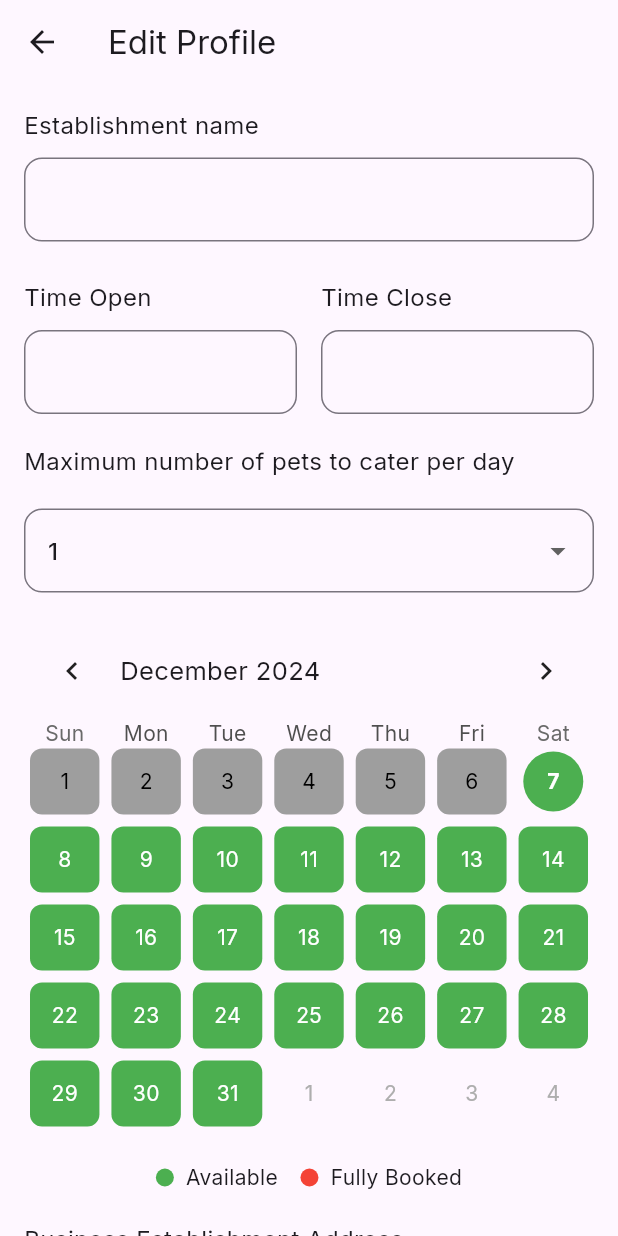
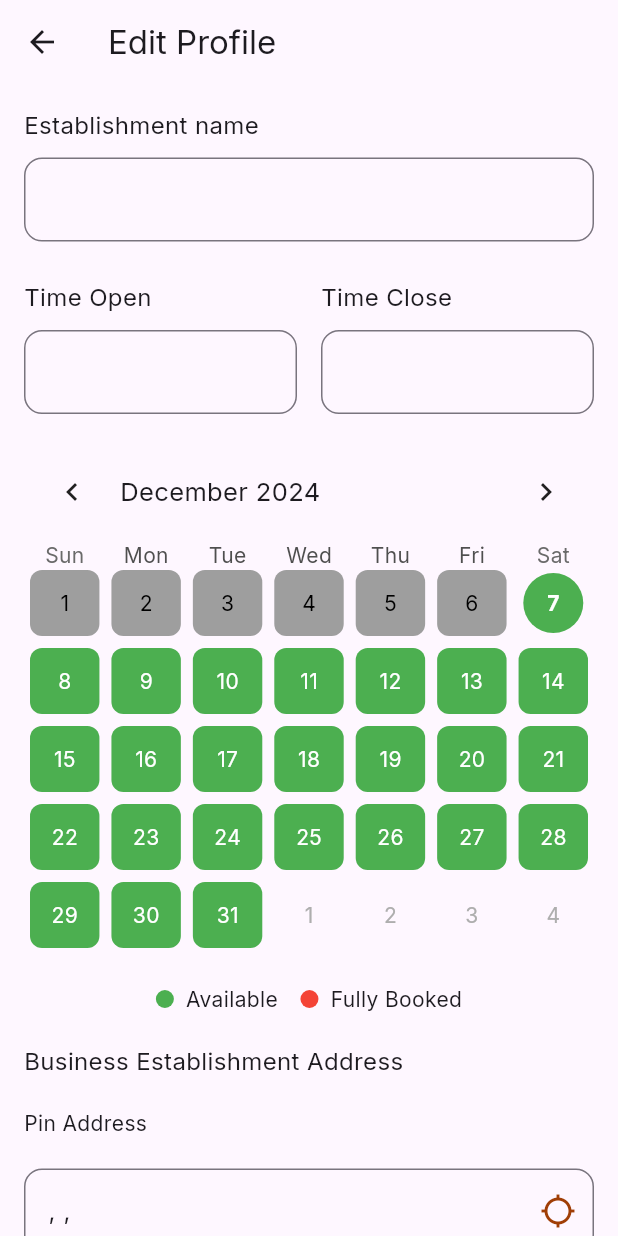
Before and after one commit to Pamfurred-Service-Provider/pamfurred_service_provider, a Flutter app: the EditProfileScreen screen opened directly, on a phone screen of 412 x 824 dp. Run offline on Flutter 3.47's test engine with Material 3 defaults, Android fonts, the phone set to English and light mode, and no system bars; drawn by our look-alikes of table_calendar; our stand-ins replace animated_custom_dropdown, email_validator, firebase_core, firebase_messaging, fl_chart, flutter_local_notifications and 9 more; missing offline and left inert: fancy_password_field, open_street_map_search_and_pick; accounts and stored records are empty.

Commit message:
most_availed - deleted dead code. edit profile and profile- removed number of pets catered per day.

```diff
--- a/lib/components/most_availed_chart.dart
+++ b/lib/components/most_availed_chart.dart
@@ -236,11 +236,10 @@ class MostAvailedChartState extends State<MostAvailedChart> {
       }
     }
     return peakService; // Return the name of the service with the highest count
-      return '';
   }
 
 // Custom method to display peak service name at the top
-  Widget _topTitles(double value, TitleMeta meta) {
+  Widget topTitles(double value, TitleMeta meta) {
     const style = TextStyle(fontSize: 10);
     String text = _getPeakServiceName(value.toInt());
 
--- a/lib/screens/edit_profile.dart
+++ b/lib/screens/edit_profile.dart
@@ -15,7 +15,6 @@ class EditProfileScreen extends StatefulWidget {
 }
 
 //Static Data
-const List<String> number = ['1', '2', '3', '4', '5', '6', '7', '8', '9', '10'];
 Map<DateTime, bool> _availability =
     {}; // Track availability (fully booked or not)
 List<String> petsList = ['dog'];
@@ -24,7 +23,6 @@ class EditProfileScreenState extends State<EditProfileScreen> {
   // Initialize Supabase and user session variables
   final supabase = Supabase.instance.client;
   late final String userId;
-  String dropdownValue = number.first; //dropdown for # of pets catered per day
 
   // Controllers
   final TextEditingController establishmentNameController =
@@ -32,8 +30,6 @@ class EditProfileScreenState extends State<EditProfileScreen> {
   final TextEditingController timeOpenController = TextEditingController();
   final TextEditingController timeCloseController = TextEditingController();
   final TextEditingController petsToCaterController = TextEditingController();
-  final TextEditingController numberOfPetsCaterController =
-      TextEditingController();
   final TextEditingController datePickerController = TextEditingController();
   final TextEditingController exactAddressController = TextEditingController();
   final TextEditingController cityController = TextEditingController();
@@ -119,7 +115,7 @@ class EditProfileScreenState extends State<EditProfileScreen> {
       // Fetch the service provider data based on the logged-in user's ID
       final serviceProviderResponse = await supabase
           .from('service_provider')
-          .select('name, time_open, time_close, number_of_pets')
+          .select('name, time_open, time_close')
           .eq('sp_id',
               userId) // Assuming 'sp_id' is the field that corresponds to the user ID
           .single();
@@ -147,7 +143,6 @@ class EditProfileScreenState extends State<EditProfileScreen> {
               convertTo12HourFormat(serviceProviderResponse['time_open'] ?? '');
           timeCloseController.text = convertTo12HourFormat(
               serviceProviderResponse['time_close'] ?? '');
-          dropdownValue = serviceProviderResponse['number_of_pets'].toString();
         });
       } else {
         print(
@@ -186,15 +181,6 @@ class EditProfileScreenState extends State<EditProfileScreen> {
         .eq('user_id', userId)
         .single();
 
-    // if (userResponse != null) {
-    //   print('Error fetching user address ID: ${userResponse}');
-    //   return;
-    // }
-    // Check if data is null
-    // if (userResponse == null) {
-    //   print('No address ID found for the user');
-    //   return;
-    // }
     if (userResponse == null || userResponse['address_id'] == null) {
       print('No address ID found for the user');
       return;
@@ -207,7 +193,6 @@ class EditProfileScreenState extends State<EditProfileScreen> {
       'name': establishmentNameController.text,
       'time_open': timeOpenController.text,
       'time_close': timeCloseController.text,
-      'number_of_pets': dropdownValue,
     };
 
     try {
@@ -376,41 +361,6 @@ class EditProfileScreenState extends State<EditProfileScreen> {
                       ),
                     ],
                   ),
-                ),
-              ],
-            ),
-          ),
-          const SizedBox(height: 20),
-          Padding(
-            padding: const EdgeInsets.symmetric(horizontal: 16.0),
-            child: Column(
-              crossAxisAlignment: CrossAxisAlignment.start,
-              children: [
-                const Text(
-                  "Maximum number of pets to cater per day",
-                  style: TextStyle(fontSize: 16),
-                ),
-                const SizedBox(height: 20),
-                DropdownButtonFormField<String>(
-                  value: dropdownValue, // Default value
-                  decoration: const InputDecoration(
-                    border: OutlineInputBorder(
-                      borderRadius: BorderRadius.all(
-                        Radius.circular(12.0),
-                      ),
-                    ),
-                  ),
-                  items: number.map<DropdownMenuItem<String>>((String value) {
-                    return DropdownMenuItem<String>(
-                      value: value,
-                      child: Text(value),
-                    );
-                  }).toList(),
-                  onChanged: (String? newValue) {
-                    setState(() {
-                      dropdownValue = newValue!;
-                    });
-                  },
                 ),
               ],
             ),
--- a/lib/screens/profile.dart
+++ b/lib/screens/profile.dart
@@ -41,7 +41,7 @@ class ProfileScreenState extends State<ProfileScreen> {
 
       final serviceProviderResponse = await Supabase.instance.client
           .from('service_provider')
-          .select('name, image, time_open, time_close, number_of_pets')
+          .select('name, image, time_open, time_close')
           .eq('sp_id', spId)
           .single();
 
@@ -313,11 +313,6 @@ class ProfileScreenState extends State<ProfileScreen> {
                       const SizedBox(height: 20),
                       const Divider(),
                       const SizedBox(height: 20),
-                      _buildDetailRow("Number of Pets Catered per day:",
-                          profileData?['number_of_pets']?.toString() ?? ''),
-                      const SizedBox(height: 20),
-                      const Divider(),
-                      const SizedBox(height: 20),
                       _buildDetailRow(
                         'Address:',
                         "${profileData?['address']?['floor_unit_room'] ?? ''} "
```
